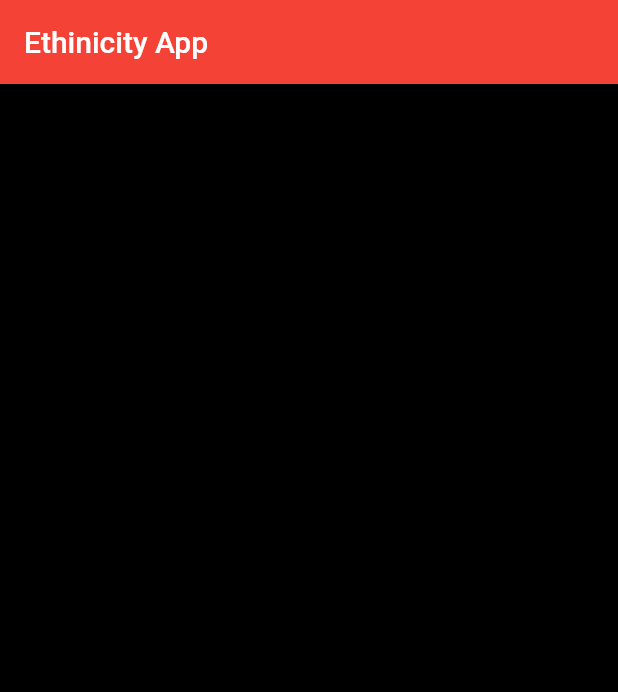
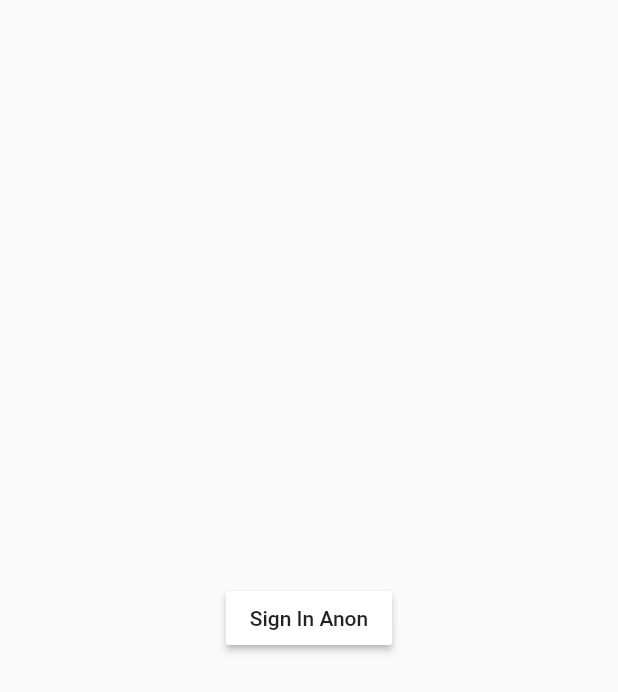
Before and after one commit to KJKR73/Proply-App, a Flutter app: the screen it shows after launch, on a phone screen of 412 x 824 dp. Shown: the top 692 px of the screen. Run offline on Flutter 3.47's test engine with Material 2 defaults, Android fonts, the phone set to English and light mode, and no system bars; our stand-ins replace firebase_auth; accounts and stored records are empty.

Commit message:
SignIn anony added

```diff
--- a/lib/main.dart
+++ b/lib/main.dart
@@ -1,17 +1,24 @@
+import 'package:ethinicty_recognition_app/models/user.dart';
 import 'package:ethinicty_recognition_app/screens/wrapper.dart';
+import 'package:ethinicty_recognition_app/services/auth.dart';
 import 'package:flutter/material.dart';
+import 'package:provider/provider.dart';
 
 void main() {
   runApp(MyApp());
 }
 
 class MyApp extends StatelessWidget {
+
   // This widget is the root of your application.
   @override
   Widget build(BuildContext context) {
-    return MaterialApp(
-      debugShowCheckedModeBanner: false,
-      home: Wrapper(),
+    return StreamProvider<User>.value(
+        value: AuthService().user,
+        child: MaterialApp(
+        debugShowCheckedModeBanner: false,
+        home: Wrapper(),
+      ),
     );
   }
 }
--- /dev/null
+++ b/lib/models/user.dart
@@ -0,0 +1,4 @@
+class User{
+  final String uid;
+  User({this.uid});
+}
--- /dev/null
+++ b/lib/screens/authenticate/sign_in.dart
@@ -0,0 +1,39 @@
+import 'package:ethinicty_recognition_app/services/auth.dart';
+import 'package:firebase_auth/firebase_auth.dart';
+import 'package:flutter/material.dart';
+
+
+class SignIn extends StatefulWidget {
+  @override
+  _SignInState createState() => _SignInState();
+}
+
+class _SignInState extends State<SignIn> {
+
+  final AuthService _auth = AuthService();
+
+  @override
+  Widget build(BuildContext context) {
+    return Scaffold(
+      body: Container(
+        padding: EdgeInsets.symmetric(vertical: 10, horizontal: 20),
+        child: Center(
+          child: RaisedButton(
+            color: Colors.white,
+            child: Text('Sign In Anon'),
+            onPressed: () async {
+              dynamic result = await _auth.signInAnon();
+              if (result == null){
+                print('Error Signing In');
+              }
+              else{
+                print('User Signed In');
+                //print(result.uid);
+              }
+            },
+          ),
+        ),
+      ),
+    );
+  }
+}
--- a/lib/screens/wrapper.dart
+++ b/lib/screens/wrapper.dart
@@ -1,14 +1,15 @@
+import 'package:ethinicty_recognition_app/models/user.dart';
+import 'package:ethinicty_recognition_app/screens/authenticate/sign_in.dart';
+import 'package:ethinicty_recognition_app/screens/home/home.dart';
 import 'package:flutter/material.dart';
+import 'package:provider/provider.dart';
 
+// The Wrapper class has the function to changed state between the Home() and
+// the Authenticate Widgets.
 class Wrapper extends StatelessWidget {
   @override
   Widget build(BuildContext context) {
-    return Scaffold(
-      backgroundColor: Colors.black,
-      appBar: AppBar(
-        backgroundColor: Colors.red,
-        title: Text('Ethinicity App'),
-      ),
-    );
+    final user = Provider.of<User>(context);
+    return user == null ? SignIn() : Home();
   }
 }
--- /dev/null
+++ b/lib/services/auth.dart
@@ -0,0 +1,46 @@
+import 'package:firebase_auth/firebase_auth.dart';
+import 'package:ethinicty_recognition_app/models/user.dart';
+
+// All the authentication part for firebase happens here
+class AuthService{
+  // Create the instance of the firebase auth so that we can perform authenicaton
+  final FirebaseAuth _auth = FirebaseAuth.instance;
+
+  // Create user from firebase user
+  User _userFromFirebaseUser(FirebaseUser user) {
+    return user != null ? User(uid: user.uid) : null;
+  }
+
+  // Setup Stream for change of User
+  Stream<User> get user {
+    return _auth.onAuthStateChanged.map(_userFromFirebaseUser);
+  }
+
+  //Login Anonymously
+  Future signInAnon() async {
+    try{
+      AuthResult result = await _auth.signInAnonymously();
+      FirebaseUser user = result.user;
+      return _userFromFirebaseUser(user);
+    }
+    catch(e){
+      print('Error ${e.toString()}');
+      return null;
+    }
+  }
+
+  //Login with username and password
+
+  //register with username and password
+
+  // Sign Out
+  Future signOut() async {
+    try{
+      return _auth.signOut();
+    }
+    catch(e){
+      print('Could not Sign Out');
+      print(e.toString());
+    }
+  }
+}
```
Also changed, not shown: lib/screens/home/home.dart (added, +22 -0 lines), 1 other file.
